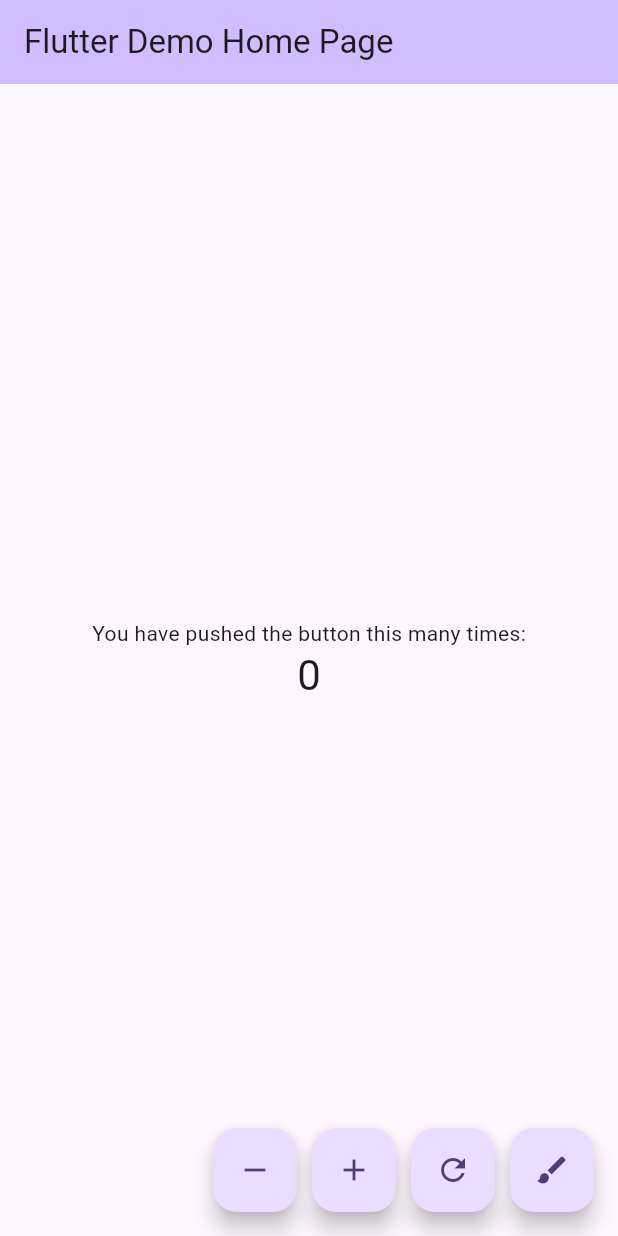
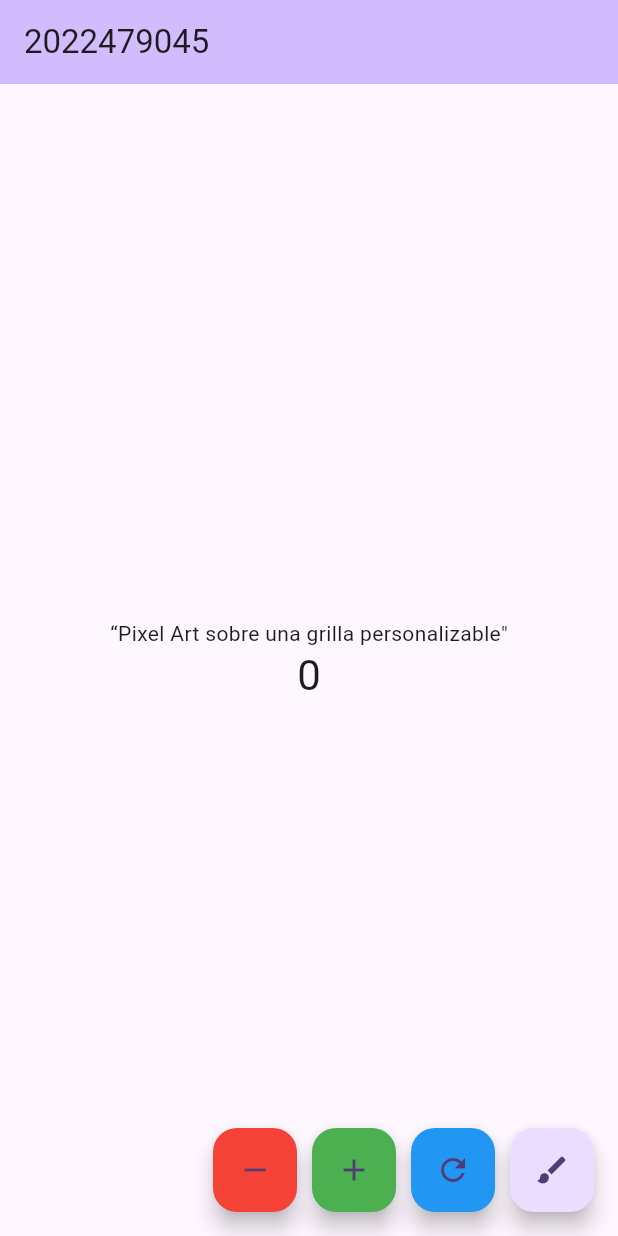
Before and after one commit to PinaMC/3479A321_2022479045, a Flutter app: the MyHomePage screen opened directly, after a tap on the "remove" icon, after a tap on the "add" icon, after a tap on the "refresh" icon, on a phone screen of 412 x 824 dp. Run offline on Flutter 3.47's test engine with Material 3 defaults, Android fonts, the phone set to English and light mode, and no system bars.

Commit message:
los botones funcionan pero el color esta raro, hay que revisarlo

```diff
--- a/flutter_application_lab_vicentefarias/lib/main.dart
+++ b/flutter_application_lab_vicentefarias/lib/main.dart
@@ -30,7 +30,7 @@
         // tested with just a hot reload.
         colorScheme: ColorScheme.fromSeed(seedColor: Colors.deepPurple),
       ),
-      home: const MyHomePage(title: 'Flutter Demo Home Page'),
+      home: const MyHomePage(title: '2022479045'),
     );
   }
 }
@@ -56,25 +56,57 @@
 class _MyHomePageState extends State<MyHomePage> {
   int _counter = 0;
 
+  Color _decrementColor = const Color.fromRGBO(244, 67, 54, 1);
+  Color _incrementColor = const Color.fromRGBO(76, 175, 80, 1);
+  Color _restartColor = const Color.fromRGBO(33, 150, 243, 1);
+  //Color _changeColor = const Color.fromRGBO(255, 152, 0, 1);
+
+ // ...existing code...
   void _incrementCounter() {
     setState(() {
-
       _counter++;
+      _incrementColor = Colors.green;
+    });
+    Future.delayed(const Duration(milliseconds: 200), () {
+      setState(() {
+        _incrementColor = const Color.fromRGBO(76, 175, 80, 1);
+      });
     });
   }
 
   void _decrementCounter() {
     setState(() {
-
       _counter--;
+      _decrementColor = Colors.red;
+    });
+    Future.delayed(const Duration(milliseconds: 200), () {
+      setState(() {
+        _decrementColor = const Color.fromRGBO(244, 67, 54, 1);
+      });
     });
   }
-    void _restartCounter() {
+
+  void _restartCounter() {
     setState(() {
-
       _counter = 0;
+      _restartColor = Colors.blue;
+    });
+    Future.delayed(const Duration(milliseconds: 200), () {
+      setState(() {
+        _restartColor = const Color.fromRGBO(33, 150, 243, 1);
+      });
     });
   }
+  void resetColors() {
+    setState(() {
+      _decrementColor = const Color.fromRGBO(244, 67, 54, 1);
+      _incrementColor = const Color.fromRGBO(76, 175, 80, 1);
+      _restartColor = const Color.fromRGBO(33, 150, 243, 1);
+      //_changeColor = const Color.fromRGBO(255, 152, 0, 1);
+    });
+  }
+
+
   @override
   Widget build(BuildContext context) {
     // This method is rerun every time setState is called, for instance as done
@@ -100,7 +132,7 @@
           // Column is also a layout widget. It takes a list of children and
           mainAxisAlignment: MainAxisAlignment.center,
           children: <Widget>[
-            const Text('You have pushed the button this many times:'),
+            const Text('“Pixel Art sobre una grilla personalizable"'),
             Text(
               '$_counter',
               style: Theme.of(context).textTheme.headlineMedium,
@@ -113,19 +145,21 @@
         children: <Widget>[
           FloatingActionButton(
             onPressed: _decrementCounter,
-            backgroundColor: null,
+            backgroundColor: _decrementColor,
             tooltip: 'Decrement',
             child: const Icon(Icons.remove),
           ),
           const SizedBox(width: 10), // Espacio entre los botones
           FloatingActionButton(
             onPressed: _incrementCounter,
+            backgroundColor: _incrementColor,
             tooltip: 'Increment',
             child: const Icon(Icons.add),
           ),
           const SizedBox(width: 10), // Espacio entre los botones
           FloatingActionButton(
             onPressed: _restartCounter,
+            backgroundColor: _restartColor,
             tooltip: 'Restart',
             child: const Icon(Icons.refresh),
           ),
```
